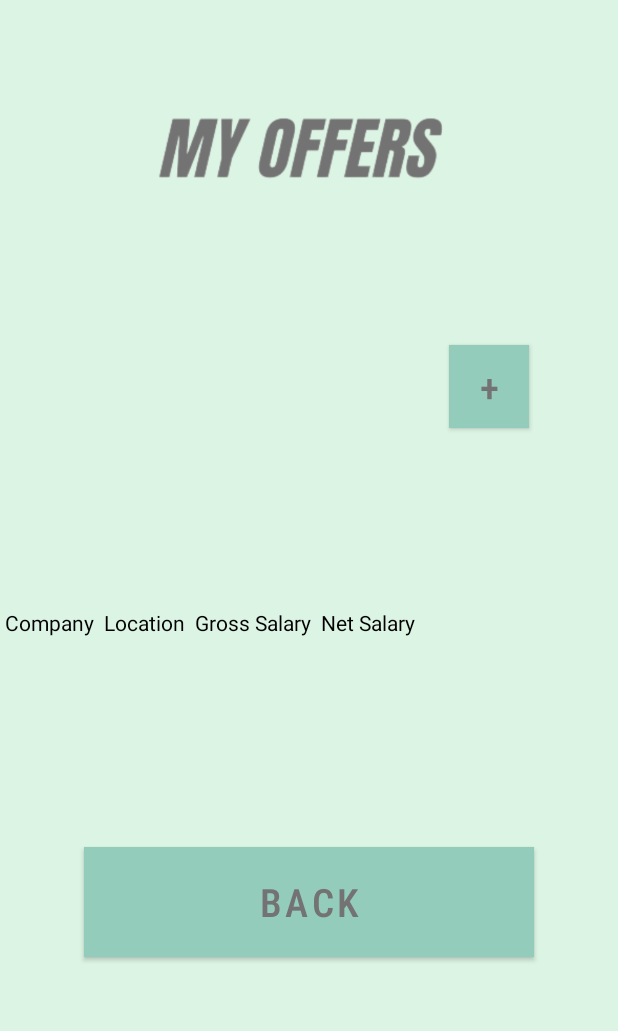
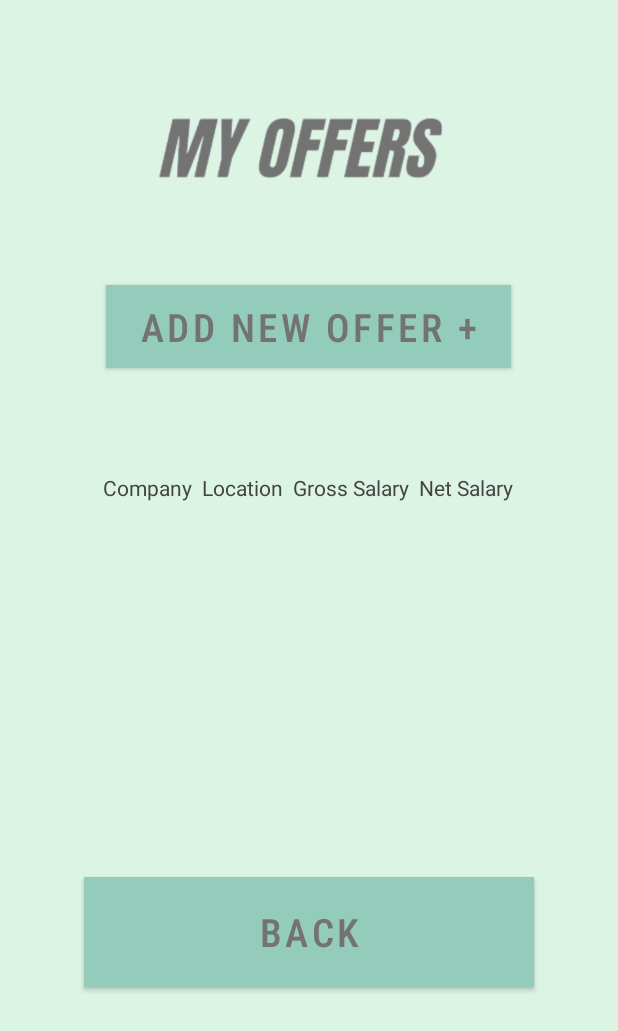
Before and after one commit to maiagervasone/PayScale, an Android app: the MyOffers screen opened directly, with no data from a screen before it, after a tap on "VIEW BY LIST", on a phone screen of 412 x 824 dp. Shown: the top 1031 px of the screen. Run offline under Robolectric (Android 15) with nearby library versions, the phone set to English and light mode, and no system bars.

Commit message:
Fixed fonts on everything, added 'Add New Offer' button, centered offer array list, fixed aesthetics

```diff
--- a/app/src/main/java/com/example/googlemapspractice/MapsActivity.java
+++ b/app/src/main/java/com/example/googlemapspractice/MapsActivity.java
@@ -50,12 +50,16 @@ public class MapsActivity extends FragmentActivity implements OnMapReadyCallback
     @Override
     public void onMapReady(GoogleMap googleMap) {
         mMap = googleMap;
+        LatLng middleOfUS = new LatLng(39.828300, -98.579500);
+        mMap.setMinZoomPreference(4f);
+        mMap.moveCamera(CameraUpdateFactory.newLatLng(middleOfUS));
 
         ArrayList<Offer> offerList = Offer.offerList;
         for (Offer offer : offerList) {
 
             LatLng dest = new LatLng(offer.getLat(), offer.getLon());
             mMap.addMarker(new MarkerOptions().position(dest).title(offer.getCompany()));
+            mMap.setMinZoomPreference(6f);
             mMap.moveCamera(CameraUpdateFactory.newLatLng(dest));
 
         }
--- a/app/src/main/java/com/example/googlemapspractice/MyOffers.java
+++ b/app/src/main/java/com/example/googlemapspractice/MyOffers.java
@@ -12,6 +12,7 @@ public class MyOffers extends AppCompatActivity implements View.OnClickListener{
     Button back;
     Button map;
     Button list;
+    Button add;
 
     @Override
     protected void onCreate(Bundle savedInstanceState) {
@@ -21,6 +22,7 @@ public class MyOffers extends AppCompatActivity implements View.OnClickListener{
         assignId(back,R.id.back);
         assignId(map,R.id.map);
         assignId(list,R.id.list);
+        assignId(add,R.id.add);
     }
 
     void assignId(Button btn,int id){
@@ -37,12 +39,16 @@ public class MyOffers extends AppCompatActivity implements View.OnClickListener{
             startActivity(myIntent);
             return;
         }
+        if (buttonText.equals("Add New Offer")) {
+            Intent myIntent = new Intent(getBaseContext(), AddOfferActivity.class);
+            startActivity(myIntent);
+            return;
+        }
         if (buttonText.equals("View by Map")) {
             Intent myIntent = new Intent(getBaseContext(), MapsActivity.class);
             startActivity(myIntent);
             return;
         }
-
         if (buttonText.equals("View by List")) {
             Intent myIntent = new Intent(getBaseContext(), ViewByListActivity.class);
             startActivity(myIntent);
--- a/app/src/main/java/com/example/googlemapspractice/ViewByListActivity.java
+++ b/app/src/main/java/com/example/googlemapspractice/ViewByListActivity.java
@@ -37,22 +37,24 @@ public class ViewByListActivity extends AppCompatActivity implements View.OnClic
 
         public void init() {
             TableLayout stk = (TableLayout) findViewById(R.id.table_main);
+            stk.setGravity(Gravity.CENTER);
             TableRow tbrow0 = new TableRow(this);
+            tbrow0.setGravity(Gravity.CENTER);
             TextView tv0 = new TextView(this);
             tv0.setText(" Company ");
-            tv0.setTextColor(Color.BLACK);
+            tv0.setTextColor(Color.DKGRAY);
             tbrow0.addView(tv0);
             TextView tv1 = new TextView(this);
             tv1.setText(" Location ");
-            tv1.setTextColor(Color.BLACK);
+            tv1.setTextColor(Color.DKGRAY);
             tbrow0.addView(tv1);
             TextView tv2 = new TextView(this);
             tv2.setText(" Gross Salary ");
-            tv2.setTextColor(Color.BLACK);
+            tv2.setTextColor(Color.DKGRAY);
             tbrow0.addView(tv2);
             TextView tv3 = new TextView(this);
             tv3.setText(" Net Salary ");
-            tv3.setTextColor(Color.BLACK);
+            tv3.setTextColor(Color.DKGRAY);
             tbrow0.addView(tv3);
             stk.addView(tbrow0);
 
@@ -61,17 +63,17 @@ public class ViewByListActivity extends AppCompatActivity implements View.OnClic
                 TableRow tbrow = new TableRow(this);
                 TextView t1v = new TextView(this);
                 t1v.setText("" + offer.getCompany());
-                t1v.setTextColor(Color.BLACK);
+                t1v.setTextColor(Color.rgb(115, 115, 115));
                 t1v.setGravity(Gravity.CENTER);
                 tbrow.addView(t1v);
                 TextView t2v = new TextView(this);
                 t2v.setText("" + offer.getLocation());
-                t2v.setTextColor(Color.BLACK);
+                t2v.setTextColor(Color.rgb(115, 115, 115));
                 t2v.setGravity(Gravity.CENTER);
                 tbrow.addView(t2v);
                 TextView t3v = new TextView(this);
                 t3v.setText("" + offer.getAnnualSalary()/1000 + "k");
-                t3v.setTextColor(Color.BLACK);
+                t3v.setTextColor(Color.rgb(115, 115, 115));
                 t3v.setGravity(Gravity.CENTER);
                 tbrow.addView(t3v);
                 stk.addView(tbrow);
--- a/app/src/main/res/layout/activity_view_by_list.xml
+++ b/app/src/main/res/layout/activity_view_by_list.xml
@@ -26,15 +26,14 @@
 
         <Button
             android:id="@+id/add"
-            android:layout_width="53dp"
+            android:layout_width="270dp"
             android:layout_height="wrap_content"
             android:layout_gravity="center"
-            android:layout_marginTop="-140dp"
-            android:layout_marginLeft="120dp"
+            android:layout_marginTop="-180dp"
             android:layout_marginBottom="20dp"
             android:background="#94ccbc"
             android:fontFamily="sans-serif-condensed-medium"
-            android:text="+"
+            android:text="Add New Offer +"
             android:textColor="#737373"
             android:textSize="26dp" />
 
@@ -42,8 +41,9 @@
             android:id="@+id/table_main"
             android:layout_width="wrap_content"
             android:layout_height="wrap_content"
-            android:layout_marginTop="100dp"
-            android:layout_centerHorizontal="true" >
+            android:layout_marginTop="50dp"
+            android:fontFamily="sans-serif-condensed-medium"
+            android:layout_gravity="center" >
         </TableLayout>
 
         <Button
@@ -56,7 +56,7 @@
             android:fontFamily="sans-serif-condensed-medium"
             android:textColor="#737373"
             android:textSize="26dp"
-            android:layout_marginTop="140dp"
+            android:layout_marginTop="250dp"
             android:layout_marginBottom="20dp"/>
 
 
--- a/app/src/main/res/layout/how_it_works.xml
+++ b/app/src/main/res/layout/how_it_works.xml
@@ -28,7 +28,7 @@
             android:layout_height="400dp"
             android:layout_gravity="center"
             android:layout_marginTop="-200dp"
-            android:fontFamily="sans-serif-condensed-medium"
+            android:fontFamily="sans-serif-condensed"
             android:text="Payscale makes it easy to compare your salary offers across different states in the US. Simply enter your salary offer and location into our comparison app and we’ll show you how much each salary is worth in each state after accounting for state tax, income tax, cost of living, and other state-specific expenses."
             android:textAlignment="textStart"
             android:textSize="25dp" />
@@ -38,7 +38,7 @@
             android:layout_height="400dp"
             android:layout_gravity="center"
             android:layout_marginTop="-90dp"
-            android:fontFamily="sans-serif-condensed-medium"
+            android:fontFamily="sans-serif-condensed"
             android:text="You can add multiple offers in different locations to compare them all in the same place!"
             android:textAlignment="textStart"
             android:textSize="25dp" />
```
Also changed, not shown: app/src/main/res/layout/activity_add_offer.xml (+16 -7 lines), app/src/main/res/layout/activity_compare_offers.xml (+7 -0 lines), app/src/main/res/layout/activity_comparison.xml (+29 -0 lines), app/src/main/res/layout/my_offers.xml (+15 -2 lines), app/src/main/res/drawable-v24/addnewoffer.png (added).
